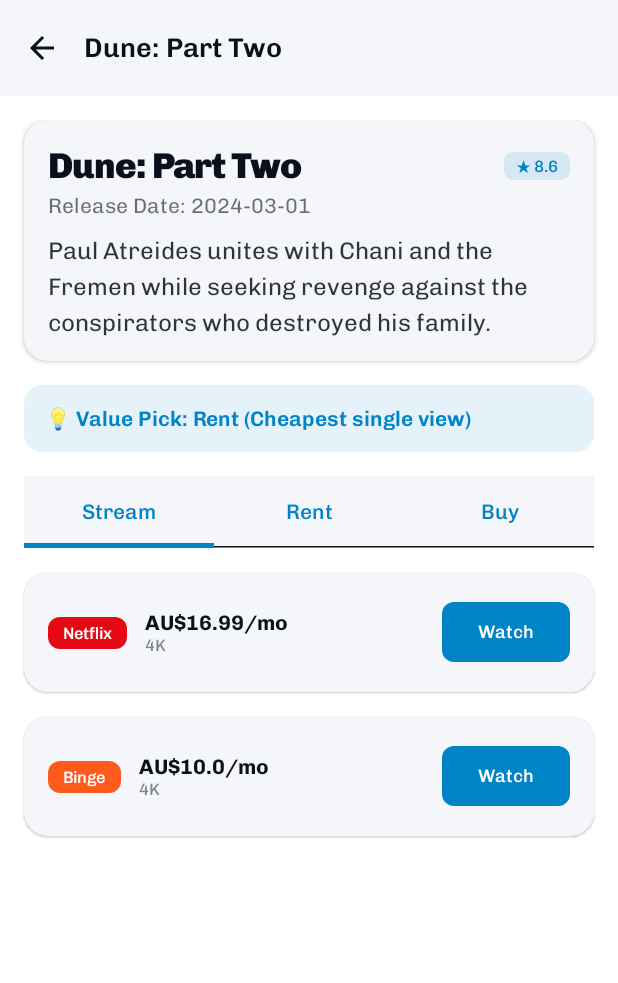
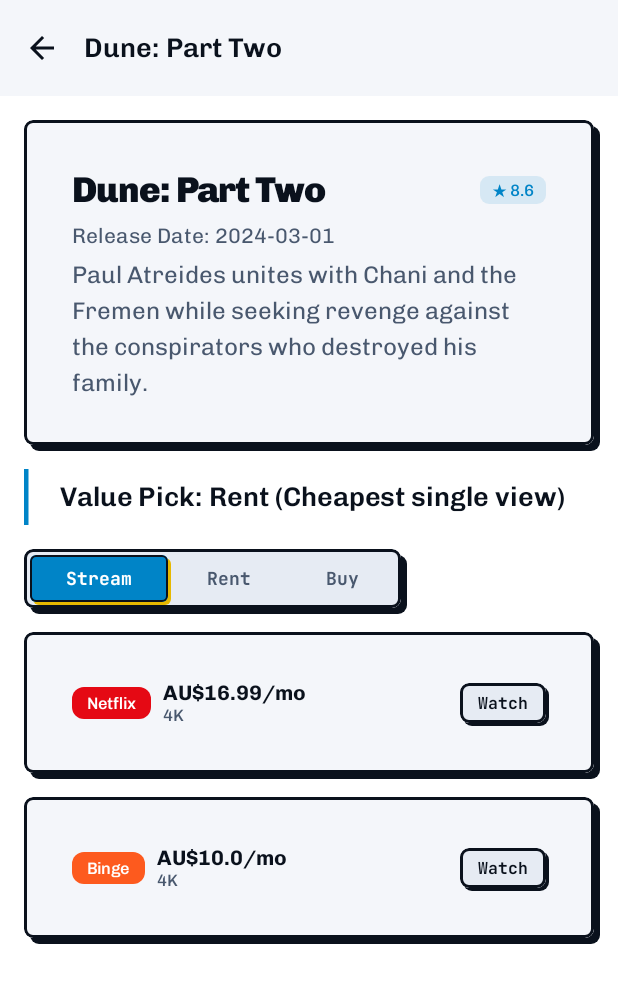
Before and after one commit to kartikarora/ICanHazStream, an Android app built with Jetpack Compose: the screen it shows after launch (MainActivity), after a tap on "Dune: Part Two", on a phone screen of 412 x 824 dp. Shown: the top 983 px of the screen. Run offline under Robolectric (Android 15) with nearby library versions, the phone set to English and light mode, and no system bars; 1 other tap on this screen came first.

Commit message:
Step 07: WhereToWatchScreen implemented with stream/rent/buy tabs

```diff
--- a/feature/detail/src/main/kotlin/me/kartikarora/icanhazstream/detail/WhereToWatchScreen.kt
+++ b/feature/detail/src/main/kotlin/me/kartikarora/icanhazstream/detail/WhereToWatchScreen.kt
@@ -10,6 +10,7 @@ import androidx.compose.foundation.layout.fillMaxSize
 import androidx.compose.foundation.layout.fillMaxWidth
 import androidx.compose.foundation.layout.height
 import androidx.compose.foundation.layout.padding
+import androidx.compose.foundation.layout.size
 import androidx.compose.foundation.layout.width
 import androidx.compose.foundation.lazy.LazyColumn
 import androidx.compose.foundation.lazy.items
@@ -30,7 +31,9 @@ import androidx.compose.runtime.setValue
 import androidx.compose.ui.Alignment
 import androidx.compose.ui.Modifier
 import androidx.compose.ui.draw.clip
+import androidx.compose.ui.graphics.Color
 import androidx.compose.ui.text.font.FontWeight
+import androidx.compose.ui.tooling.preview.Preview
 import androidx.compose.ui.unit.dp
 import me.kartikarora.icanhazstream.data.WatchCostUtils
 import me.kartikarora.icanhazstream.model.Movie
@@ -41,9 +44,16 @@ import me.kartikarora.icanhazstream.ui.components.RatingChip
 import me.kartikarora.icanhazstream.ui.theme.AppleTvDark
 import me.kartikarora.icanhazstream.ui.theme.BingeOrange
 import me.kartikarora.icanhazstream.ui.theme.DisneyBlue
+import me.kartikarora.icanhazstream.ui.theme.ICanHazStreamTheme
 import me.kartikarora.icanhazstream.ui.theme.NetflixRed
 import me.kartikarora.icanhazstream.ui.theme.PrimeVideoBlue
+import me.kartikarora.icanhazstream.ui.components.BrandButton
+import me.kartikarora.icanhazstream.ui.components.BrandButtonVariant
+import me.kartikarora.icanhazstream.ui.components.BrandStatement
+import me.kartikarora.icanhazstream.ui.components.SlidingTabs
+import me.kartikarora.icanhazstream.ui.components.TokyoCard
 import me.kartikarora.icanhazstream.ui.theme.StanGreen
+import me.kartikarora.icanhazstream.ui.theme.spacing
 
 /**
  * Where To Watch screen — displays streaming, rental, and purchase availability in Australia.
@@ -80,29 +90,24 @@ fun WhereToWatchScreen(
     val buyPrice = movie.providers.find { it.type == WatchOptionType.BUY }?.price ?: 0.0
     val streamPrice = movie.providers.find { it.type == WatchOptionType.STREAM }?.price ?: 12.99
     val bestValueRecommendation = WatchCostUtils.calculateBestValueOption(
-        rentPrice,
-        buyPrice,
-        streamPrice,
-        1,
+        rentPrice = rentPrice,
+        buyPrice = buyPrice,
+        monthlySubPrice = streamPrice,
+        expectedRewatches = 1,
     )
+
+    val spacing = MaterialTheme.spacing
 
     LazyColumn(
         modifier = modifier
             .fillMaxSize()
-            .padding(16.dp),
-        verticalArrangement = Arrangement.spacedBy(16.dp),
+            .padding(spacing.small),
+        verticalArrangement = Arrangement.spacedBy(spacing.small),
     ) {
         // Movie Header
         item {
-            Card(
-                modifier = Modifier.fillMaxWidth(),
-                shape = RoundedCornerShape(16.dp),
-                colors = CardDefaults.cardColors(
-                    containerColor = MaterialTheme.colorScheme.surface,
-                ),
-                elevation = CardDefaults.cardElevation(defaultElevation = 2.dp),
-            ) {
-                Column(modifier = Modifier.padding(16.dp)) {
+            TokyoCard(modifier = Modifier.fillMaxWidth()) {
+                Column(modifier = Modifier.fillMaxWidth()) {
                     Row(
                         modifier = Modifier.fillMaxWidth(),
                         horizontalArrangement = Arrangement.SpaceBetween,
@@ -120,17 +125,17 @@ fun WhereToWatchScreen(
                         Text(
                             text = "Release Date: $date",
                             style = MaterialTheme.typography.bodyMedium,
-                            color = MaterialTheme.colorScheme.onSurface.copy(alpha = 0.6f),
-                            modifier = Modifier.padding(top = 4.dp),
+                            color = MaterialTheme.colorScheme.onSurfaceVariant,
+                            modifier = Modifier.padding(top = spacing.extraSmall),
                         )
                     }
 
-                    Spacer(modifier = Modifier.height(12.dp))
+                    Spacer(modifier = Modifier.height(spacing.extraSmall))
 
                     Text(
                         text = movie.overview,
                         style = MaterialTheme.typography.bodyLarge,
-                        color = MaterialTheme.colorScheme.onSurface.copy(alpha = 0.85f),
+                        color = MaterialTheme.colorScheme.onSurfaceVariant,
                     )
                 }
             }
@@ -138,35 +143,20 @@ fun WhereToWatchScreen(
 
         // Cost Analysis Recommendation Banner
         item {
-            Box(
-                modifier = Modifier
-                    .fillMaxWidth()
-                    .clip(RoundedCornerShape(12.dp))
-                    .background(MaterialTheme.colorScheme.primary.copy(alpha = 0.1f))
-                    .padding(14.dp),
-            ) {
-                Row(verticalAlignment = Alignment.CenterVertically) {
-                    Text(
-                        text = "💡 Value Pick: $bestValueRecommendation",
-                        style = MaterialTheme.typography.bodyMedium,
-                        fontWeight = FontWeight.SemiBold,
-                        color = MaterialTheme.colorScheme.primary,
-                    )
-                }
-            }
+            BrandStatement(
+                quote = "Value Pick: $bestValueRecommendation",
+                modifier = Modifier.fillMaxWidth(),
+            )
         }
 
         // Stream / Rent / Buy Tabs
         item {
-            TabRow(selectedTabIndex = selectedTabIndex) {
-                tabs.forEachIndexed { index, title ->
-                    Tab(
-                        selected = selectedTabIndex == index,
-                        onClick = { selectedTabIndex = index },
-                        text = { Text(title) },
-                    )
-                }
-            }
+            SlidingTabs(
+                tabs = tabs,
+                selectedTab = tabs[selectedTabIndex],
+                onTabSelected = { selectedTabIndex = tabs.indexOf(it) },
+                tabLabel = { it },
+            )
         }
 
         // Provider Options
@@ -175,13 +165,13 @@ fun WhereToWatchScreen(
                 Box(
                     modifier = Modifier
                         .fillMaxWidth()
-                        .padding(vertical = 32.dp),
+                        .padding(vertical = MaterialTheme.spacing.large),
                     contentAlignment = Alignment.Center,
                 ) {
                     Text(
                         text = "Not available to ${tabs[selectedTabIndex].lowercase()} in Australia right now",
                         style = MaterialTheme.typography.bodyMedium,
-                        color = MaterialTheme.colorScheme.onSurface.copy(alpha = 0.6f),
+                        color = MaterialTheme.colorScheme.onSurfaceVariant,
                     )
                 }
             }
@@ -197,24 +187,18 @@ fun WhereToWatchScreen(
                     else -> MaterialTheme.colorScheme.primary
                 }
 
-                Card(
+                TokyoCard(
                     modifier = Modifier.fillMaxWidth(),
-                    shape = RoundedCornerShape(16.dp),
-                    colors = CardDefaults.cardColors(
-                        containerColor = MaterialTheme.colorScheme.surface,
-                    ),
-                    elevation = CardDefaults.cardElevation(defaultElevation = 1.dp),
+                    onClick = { onProviderClick(provider) },
                 ) {
                     Row(
-                        modifier = Modifier
-                            .fillMaxWidth()
-                            .padding(16.dp),
+                        modifier = Modifier.fillMaxWidth(),
                         horizontalArrangement = Arrangement.SpaceBetween,
                         verticalAlignment = Alignment.CenterVertically,
                     ) {
                         Row(verticalAlignment = Alignment.CenterVertically) {
                             ProviderBadge(name = provider.name, badgeColor = badgeColor)
-                            Spacer(modifier = Modifier.width(12.dp))
+                            Spacer(modifier = Modifier.width(spacing.extraSmall))
                             Column {
                                 provider.price?.let { price ->
                                     Text(
@@ -227,24 +211,42 @@ fun WhereToWatchScreen(
                                     Text(
                                         text = q,
                                         style = MaterialTheme.typography.labelSmall,
-                                        color = MaterialTheme.colorScheme.onSurface.copy(alpha = 0.5f),
+                                        color = MaterialTheme.colorScheme.onSurfaceVariant,
                                     )
                                 }
                             }
                         }
 
-                        Button(
+                        BrandButton(
+                            text = "Watch",
+                            variant = BrandButtonVariant.Small,
                             onClick = { onProviderClick(provider) },
-                            shape = RoundedCornerShape(8.dp),
-                            colors = ButtonDefaults.buttonColors(
-                                containerColor = MaterialTheme.colorScheme.primary,
-                            ),
-                        ) {
-                            Text("Watch", style = MaterialTheme.typography.labelMedium)
-                        }
+                        )
                     }
                 }
             }
         }
     }
 }
+
+@Preview(showBackground = true)
+@Composable
+fun WhereToWatchPreview() {
+    ICanHazStreamTheme {
+        WhereToWatchScreen(
+            movie = Movie(
+                id = "preview_1",
+                title = "Dune: Part Two",
+                overview = "Paul Atreides unites with Chani and the Fremen while seeking revenge against the conspirators who destroyed his family.",
+                releaseDate = "2024-03-01",
+                voteAverage = 8.6,
+                providers = listOf(
+                    StreamingProvider("netflix", "Netflix", null, WatchOptionType.STREAM, 16.99, "4K"),
+                    StreamingProvider("apple_tv", "Apple TV", null, WatchOptionType.RENT, 6.99, "4K"),
+                    StreamingProvider("prime", "Prime Video", null, WatchOptionType.BUY, 24.99, "4K"),
+                ),
+            ),
+            onProviderClick = {},
+        )
+    }
+}
```
